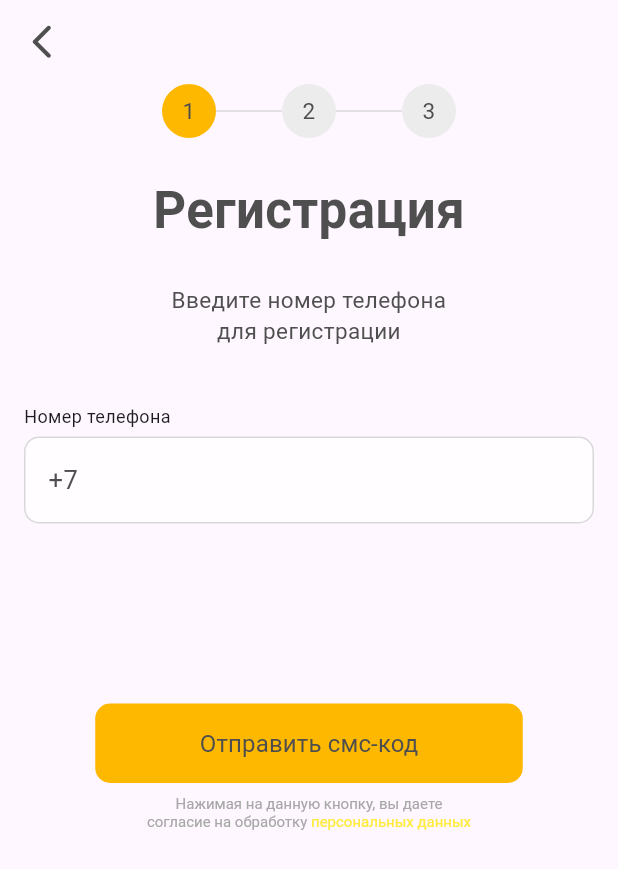
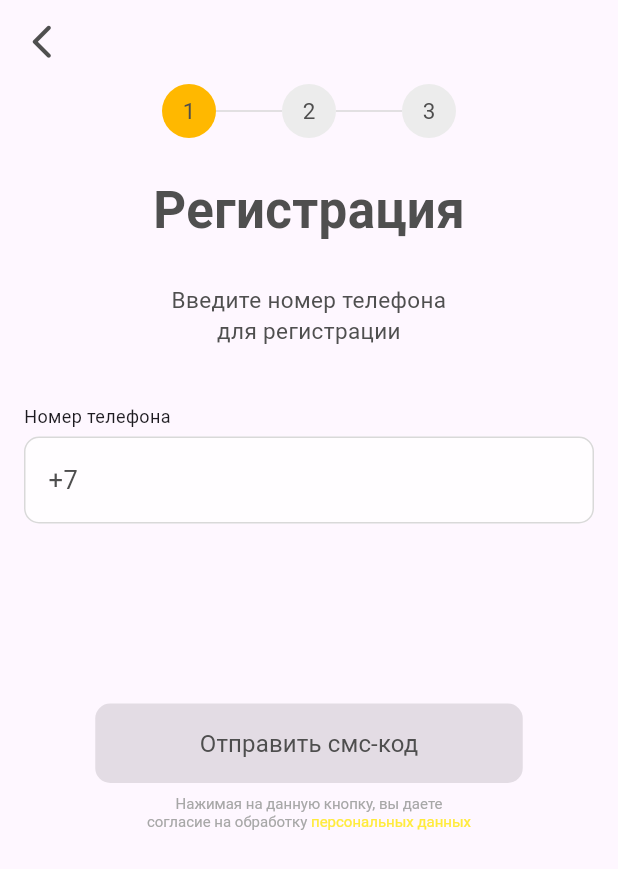
Before and after one commit to Oumllack/Flutter_registration, a Flutter app: the screen it shows after launch, on a phone screen of 412 x 824 dp. Shown: the top 869 px of the screen. Run offline on Flutter 3.47's test engine with Material 3 defaults, Android fonts, the phone set to English and light mode, and no system bars; our stand-ins replace mask_text_input_formatter, pin_code_fields.

Commit message:
fixed all

```diff
--- a/lib/assets/colors.dart
+++ b/lib/assets/colors.dart
@@ -2,4 +2,6 @@ import 'package:flutter/material.dart';
 
 abstract class AppColors {
   static const grey_1 = Color(0xFF4F4F4F);
+  static const yellow = Color(0xFFFFB800);
+  static const lightGrey = Color(0xFFECECEC);
 }
--- a/lib/main.dart
+++ b/lib/main.dart
@@ -1,5 +1,6 @@
 import 'package:flutter/material.dart';
-import 'pages/home_page.dart';
+import 'package:test_pt/assets/colors.dart';
+import 'package:test_pt/ui/pages/home_page/create_account_page.dart';
 
 void main() {
   runApp(const MyApp());
@@ -10,10 +11,32 @@ class MyApp extends StatelessWidget {
 
   @override
   Widget build(BuildContext context) {
-    return const MaterialApp(
+    return MaterialApp(
       debugShowCheckedModeBanner: false,
       title: 'Test App',
-      home: HomePage(),
+      theme: ThemeData(
+        inputDecorationTheme: InputDecorationTheme(
+          enabledBorder: OutlineInputBorder(
+            borderRadius: BorderRadius.circular(10.0),
+            borderSide: const BorderSide(color: Color(0xFFD9D9D9)),
+          ),
+          focusedBorder: OutlineInputBorder(
+            borderRadius: BorderRadius.circular(10.0),
+            borderSide: const BorderSide(
+              color: AppColors.yellow,
+              width: 1,
+            ),
+          ),
+          hintStyle: const TextStyle(
+            color: Color(0xFF4E4E4E),
+            fontSize: 17,
+            fontWeight: FontWeight.w400,
+          ),
+          fillColor: Colors.white70,
+          filled: true,
+        ),
+      ),
+      home: const CreateAccountPage(),
     );
   }
 }
--- a/lib/pages/home_page.dart
+++ /dev/null
@@ -1,285 +0,0 @@
-import 'package:flutter/material.dart';
-import '../assets/colors.dart';
-import 'confirmation_page.dart';
-import 'package:flutter_multi_formatter/flutter_multi_formatter.dart';
-
-class HomePage extends StatefulWidget {
-  const HomePage({super.key});
-
-  @override
-  State<HomePage> createState() => _HomePageState();
-}
-
-class _HomePageState extends State<HomePage> {
-  bool isButtonActive = true;
-  late TextEditingController controller;
-
-  @override
-  void initState() {
-    super.initState();
-
-    controller = TextEditingController();
-    controller.addListener(() {
-      final isButtonActive = controller.text.isNotEmpty;
-      setState(() => this.isButtonActive = isButtonActive);
-    });
-  }
-
-  @override
-  void dispose() {
-    controller.dispose();
-
-    super.dispose();
-  }
-
-  @override
-  Widget build(BuildContext context) {
-    return Scaffold(
-      resizeToAvoidBottomInset: false,
-      appBar: AppBar(
-        elevation: 0,
-        leading: IconButton(
-          icon: Icon(
-            Icons.arrow_back_ios_new_rounded,
-            color: AppColors.grey_1,
-            size: 27,
-          ),
-          onPressed: null,
-        ),
-        backgroundColor: Colors.white.withOpacity(0),
-      ),
-      body: Center(
-        child: Padding(
-          padding: EdgeInsets.symmetric(horizontal: 16),
-          child: Column(
-            children: [
-              Row(
-                mainAxisAlignment: MainAxisAlignment.center,
-                children: [
-                  Container(
-                    height: 36,
-                    width: 36,
-                    child: Align(
-                      alignment: Alignment.center,
-                      child: Text(
-                        '1',
-                        textAlign: TextAlign.center,
-                        style: TextStyle(
-                          color: Color(0xFF4E4E4E),
-                          fontSize: 15,
-                          fontWeight: FontWeight.w400,
-                        ),
-                      ),
-                    ),
-                    decoration: BoxDecoration(
-                      boxShadow: [
-                        BoxShadow(
-                          color: Color(0xFFFFB800),
-                        ),
-                      ],
-                      borderRadius: BorderRadius.all(
-                        Radius.circular(36),
-                      ),
-                    ),
-                  ),
-                  SizedBox(
-                    width: 44,
-                    child: Container(
-                      height: 1,
-                      color: Color(0xFFD9D9D9),
-                    ),
-                  ),
-                  Container(
-                    height: 36,
-                    width: 36,
-                    child: Align(
-                      alignment: Alignment.center,
-                      child: Text(
-                        '2',
-                        textAlign: TextAlign.center,
-                        style: TextStyle(
-                          color: Color(0xFF4E4E4E),
-                          fontSize: 15,
-                          fontWeight: FontWeight.w400,
-                        ),
-                      ),
-                    ),
-                    decoration: BoxDecoration(
-                      boxShadow: [
-                        BoxShadow(
-                          color: Color(0xFFECECEC),
-                        ),
-                      ],
-                      borderRadius: BorderRadius.all(
-                        Radius.circular(36),
-                      ),
-                    ),
-                  ),
-                  SizedBox(
-                    width: 44,
-                    child: Container(
-                      height: 1,
-                      color: Color(0xFFD9D9D9),
-                    ),
-                  ),
-                  Container(
-                    height: 36,
-                    width: 36,
-                    child: Align(
-                      alignment: Alignment.center,
-                      child: Text(
-                        '3',
-                        textAlign: TextAlign.center,
-                        style: TextStyle(
-                          color: Color(0xFF4E4E4E),
-                          fontSize: 15,
-                          fontWeight: FontWeight.w400,
-                        ),
-                      ),
-                    ),
-                    decoration: BoxDecoration(
-                      boxShadow: [
-                        BoxShadow(
-                          color: Color(0xFFECECEC),
-                        ),
-                      ],
-                      borderRadius: BorderRadius.all(
-                        Radius.circular(36),
-                      ),
-                    ),
-                  ),
-                ],
-              ),
-              SizedBox(
-                height: 24,
-              ),
-              Text(
-                'Регистрация',
-                style: TextStyle(
-                  fontSize: 34,
-                  fontWeight: FontWeight.w700,
-                  color: AppColors.grey_1,
-                ),
-              ),
-              SizedBox(
-                height: 24,
-              ),
-              SizedBox(
-                width: 200,
-                child: Text(
-                  'Введите номер телефона для регистрации',
-                  textAlign: TextAlign.center,
-                  style: TextStyle(
-                    fontSize: 15,
-                    fontWeight: FontWeight.w400,
-                    color: AppColors.grey_1,
-                  ),
-                ),
-              ),
-              SizedBox(
-                height: 38,
-              ),
-              Align(
-                alignment: Alignment.centerLeft,
-                child: Text(
-                  'Номер телефона',
-                  textAlign: TextAlign.left,
-                  style: TextStyle(
-                    fontSize: 12,
-                    fontWeight: FontWeight.w400,
-                  ),
-                ),
-              ),
-              SizedBox(
-                height: 5,
-              ),
-              TextField(
-                decoration: InputDecoration(
-                  enabledBorder: OutlineInputBorder(
-                    borderRadius: BorderRadius.circular(10.0),
-                    borderSide: BorderSide(
-                      color: Color(0xFFD9D9D9),
-                    ),
-                  ),
-                  focusedBorder: OutlineInputBorder(
-                    borderRadius: BorderRadius.circular(10.0),
-                    borderSide: BorderSide(
-                      color: Color(0xFFFFB800),
-                      width: 1,
-                    ),
-                  ),
-                  filled: true,
-                  hintStyle: TextStyle(
-                      color: Color(0xFF4E4E4E),
-                      fontSize: 17,
-                      fontWeight: FontWeight.w400),
-                  hintText: "+7",
-                  fillColor: Colors.white70,
-                ),
-                controller: controller,
-                keyboardType: TextInputType.number,
-                inputFormatters: [MaskedInputFormatter('+7(###) ###-##-##')],
-              ),
-              SizedBox(
-                height: 120,
-              ),
-              ElevatedButton(
-                onPressed: isButtonActive
-                    ? () {
-                        setState(() => isButtonActive = false);
-                        Navigator.push(
-                          context,
-                          MaterialPageRoute(
-                            builder: (context) => ConfirmtaionPage(),
-                          ),
-                        );
-                      }
-                    : null,
-                child: Text(
-                  'Отправить смс-код',
-                  style: TextStyle(
-                      color: Color(0xFF4E4E4E),
-                      fontSize: 16,
-                      fontWeight: FontWeight.w400),
-                ),
-                style: ElevatedButton.styleFrom(
-                  primary: Color(0xFFFFB800),
-                  shadowColor: Colors.black,
-                  elevation: 0,
-                  shape: RoundedRectangleBorder(
-                    borderRadius: BorderRadius.circular(10),
-                  ),
-                  minimumSize: Size(285, 53),
-                ),
-              ),
-              SizedBox(
-                height: 8,
-              ),
-              SizedBox(
-                width: 220,
-                child: RichText(
-                  text: TextSpan(
-                    text:
-                        "Нажимая на данную кнопку, вы даете согласие на обработку ",
-                    style: TextStyle(
-                      fontSize: 10,
-                      fontWeight: FontWeight.w400,
-                      color: Color(0xFFA7A7A7),
-                    ),
-                    children: <TextSpan>[
-                      TextSpan(
-                        text: 'персональных данных',
-                        style: TextStyle(color: Colors.yellow),
-                      ),
-                    ],
-                  ),
-                  textAlign: TextAlign.center,
-                ),
-              ),
-            ],
-          ),
-        ),
-      ),
-    );
-  }
-}
--- a/lib/pages/confirmation_page.dart
+++ b/lib/ui/pages/confirmation_page.dart
@@ -1,19 +1,24 @@
+import 'dart:async';
+
+import 'package:flutter/cupertino.dart';
 import 'package:flutter/material.dart';
-import 'package:test_pt/main.dart';
-import '../assets/colors.dart';
-import 'package:flutter/services.dart';
 import 'package:pin_code_fields/pin_code_fields.dart';
+import 'package:test_pt/assets/colors.dart';
 import 'my_projects.dart';
-import 'my_account.dart';
 
-class ConfirmtaionPage extends StatefulWidget {
-  const ConfirmtaionPage({super.key});
+class ConfirmationPage extends StatefulWidget {
+  const ConfirmationPage({
+    super.key,
+    required this.phoneNumber,
+  });
+
+  final String phoneNumber;
 
   @override
-  State<ConfirmtaionPage> createState() => _ConfirmationPageState();
+  State<ConfirmationPage> createState() => _ConfirmationPageState();
 }
 
-class _ConfirmationPageState extends State<ConfirmtaionPage> {
+class _ConfirmationPageState extends State<ConfirmationPage> {
   late TextEditingController controller;
 
   final String requiredNumber = '12345';
@@ -21,7 +26,6 @@ class _ConfirmationPageState extends State<ConfirmtaionPage> {
   @override
   void initState() {
     super.initState();
-
     controller = TextEditingController();
   }
 
@@ -31,7 +35,7 @@ class _ConfirmationPageState extends State<ConfirmtaionPage> {
       resizeToAvoidBottomInset: false,
       appBar: AppBar(
         elevation: 0,
-        leading: IconButton(
+        leading: const IconButton(
           icon: Icon(
             Icons.arrow_back_ios_new_rounded,
             color: AppColors.grey_1,
@@ -151,9 +155,7 @@ class _ConfirmationPageState extends State<ConfirmtaionPage> {
                   ),
                 ],
               ),
-              SizedBox(
-                height: 24,
-              ),
+              const SizedBox(height: 24),
               Text(
                 'Подтверждение',
                 style: TextStyle(
@@ -162,13 +164,11 @@ class _ConfirmationPageState extends State<ConfirmtaionPage> {
                   color: AppColors.grey_1,
                 ),
               ),
-              SizedBox(
-                height: 24,
-              ),
+              const SizedBox(height: 24),
               SizedBox(
                 width: 295,
                 child: Text(
-                  'Введите код, который мы отправили в SMS на +7(966) 666 66 66',
+                  'Введите код, который мы отправили в SMS на ${widget.phoneNumber}',
                   textAlign: TextAlign.center,
                   style: TextStyle(
                     fontSize: 15,
@@ -177,13 +177,10 @@ class _ConfirmationPageState extends State<ConfirmtaionPage> {
                   ),
                 ),
               ),
-              SizedBox(
-                height: 38,
-              ),
-              SizedBox(
-                height: 5,
-              ),
-              PinCodeTextField(
+              const SizedBox(height: 42),
+              Padding(
+                padding: const EdgeInsets.symmetric(horizontal: 55.0),
+                child: PinCodeTextField(
                   appContext: context,
                   length: 5,
                   keyboardType: TextInputType.number,
@@ -208,21 +205,9 @@ class _ConfirmationPageState extends State<ConfirmtaionPage> {
                     }
                   },
                 ),
-              SizedBox(
-                height: 62,
               ),
-              SizedBox(
-                width: 250,
-                child: Text(
-                  '60 сек до повтора отправки кода',
-                  textAlign: TextAlign.center,
-                  style: TextStyle(
-                    fontSize: 15,
-                    fontWeight: FontWeight.w400,
-                    color: AppColors.grey_1,
-                  ),
-                ),
-              ),
+              const SizedBox(height: 62),
+              const _SendCodeTimer(),
             ],
           ),
         ),
@@ -230,3 +215,66 @@ class _ConfirmationPageState extends State<ConfirmtaionPage> {
     );
   }
 }
+
+class _SendCodeTimer extends StatefulWidget {
+  const _SendCodeTimer({super.key});
+
+  @override
+  State<_SendCodeTimer> createState() => _SendCodeTimerState();
+}
+
+class _SendCodeTimerState extends State<_SendCodeTimer> {
+  Timer? _timer;
+  int remainingTime = 60;
+
+  @override
+  void initState() {
+    super.initState();
+    startTimer();
+  }
+
+  @override
+  void dispose() {
+    _timer?.cancel();
+    super.dispose();
+  }
+
+  void startTimer() {
+    _timer ??= Timer.periodic(
+      const Duration(seconds: 1),
+      (timer) {
+        setState(() {
+          remainingTime--;
+        });
+        if (remainingTime == 0) {
+          timer.cancel();
+          _timer = null;
+        }
+      },
+    );
+  }
+
+  @override
+  Widget build(BuildContext context) {
+    return remainingTime == 0
+        ? CupertinoButton(
+            child: const Text('Отправить код еще раз'),
+            onPressed: () {
+              remainingTime = 60;
+              startTimer();
+            },
+          )
+        : SizedBox(
+            width: 250,
+            child: Text(
+              '$remainingTime сек до повтора отправки кода',
+              textAlign: TextAlign.center,
+              style: const TextStyle(
+                fontSize: 15,
+                fontWeight: FontWeight.w400,
+                color: AppColors.grey_1,
+              ),
+            ),
+          );
+  }
+}
--- /dev/null
+++ b/lib/ui/pages/home_page/create_account_page.dart
@@ -0,0 +1,81 @@
+import 'package:flutter/material.dart';
+import 'package:mask_text_input_formatter/mask_text_input_formatter.dart';
+import 'package:test_pt/assets/colors.dart';
+import 'package:test_pt/ui/pages/home_page/widgets/registration_body.dart';
+import 'package:test_pt/ui/widgets/setps_widget.dart';
+import '../confirmation_page.dart';
+
+class CreateAccountPage extends StatefulWidget {
+  const CreateAccountPage({super.key});
+
+  @override
+  State<CreateAccountPage> createState() => _CreateAccountPageState();
+}
+
+class _CreateAccountPageState extends State<CreateAccountPage> {
+  bool isButtonActive = false;
+  int currentStep = 0;
+
+  final mask = MaskTextInputFormatter(
+    mask: '+7 (###) ###-##-##',
+    filter: {"#": RegExp(r'[0-9]')},
+  );
+
+  @override
+  void initState() {
+    super.initState();
+  }
+
+  @override
+  Widget build(BuildContext context) {
+    return Scaffold(
+      resizeToAvoidBottomInset: false,
+      appBar: AppBar(
+        elevation: 0,
+        leading: const IconButton(
+          icon: Icon(
+            Icons.arrow_back_ios_new_rounded,
+            color: AppColors.grey_1,
+            size: 27,
+          ),
+          onPressed: null,
+        ),
+        backgroundColor: Colors.white.withOpacity(0),
+      ),
+      body: Center(
+        child: Padding(
+          padding: const EdgeInsets.symmetric(horizontal: 16),
+          child: Column(
+            children: [
+              const StepsRow(),
+              const SizedBox(height: 24),
+              RegistrationBody(
+                onSMSButtonPressed: isButtonActive
+                    ? () {
+                        Navigator.push(
+                          context,
+                          MaterialPageRoute(
+                            builder: (context) => ConfirmationPage(
+                              phoneNumber: mask.getMaskedText(),
+                            ),
+                          ),
+                        );
+                      }
+                    : null,
+                onChanged: (value) {
+                  bool activateButton = mask.getUnmaskedText().length > 9;
+                  if (activateButton != isButtonActive) {
+                    setState(() {
+                      isButtonActive = activateButton;
+                    });
+                  }
+                },
+                mask: mask,
+              )
+            ],
+          ),
+        ),
+      ),
+    );
+  }
+}
--- /dev/null
+++ b/lib/ui/pages/home_page/widgets/registration_body.dart
@@ -0,0 +1,128 @@
+import 'package:flutter/material.dart';
+import 'package:mask_text_input_formatter/mask_text_input_formatter.dart';
+import 'package:test_pt/assets/colors.dart';
+
+class RegistrationBody extends StatelessWidget {
+  const RegistrationBody({
+    super.key,
+    this.onChanged,
+    this.onSMSButtonPressed,
+    required this.mask,
+  });
+
+  final ValueChanged<String>? onChanged;
+  final VoidCallback? onSMSButtonPressed;
+  final MaskTextInputFormatter mask;
+
+  @override
+  Widget build(BuildContext context) {
+    return Column(
+      children: [
+        const Text(
+          'Регистрация',
+          style: TextStyle(
+            fontSize: 34,
+            fontWeight: FontWeight.w700,
+            color: AppColors.grey_1,
+          ),
+        ),
+        const SizedBox(height: 24),
+        const SizedBox(
+          width: 200,
+          child: Text(
+            'Введите номер телефона для регистрации',
+            textAlign: TextAlign.center,
+            style: TextStyle(
+              fontSize: 15,
+              fontWeight: FontWeight.w400,
+              color: AppColors.grey_1,
+            ),
+          ),
+        ),
+        const SizedBox(height: 38),
+        const Align(
+          alignment: Alignment.centerLeft,
+          child: Text(
+            'Номер телефона',
+            textAlign: TextAlign.left,
+            style: TextStyle(
+              fontSize: 12,
+              fontWeight: FontWeight.w400,
+            ),
+          ),
+        ),
+        const SizedBox(height: 5),
+        TextField(
+          decoration: const InputDecoration(hintText: "+7"),
+          onChanged: onChanged,
+          keyboardType: TextInputType.number,
+          inputFormatters: [mask],
+        ),
+        const SizedBox(height: 120),
+        _SmsButton(onPressed: onSMSButtonPressed),
+        const SizedBox(height: 8),
+        const _AcceptTermsText(),
+      ],
+    );
+  }
+}
+
+class _SmsButton extends StatelessWidget {
+  const _SmsButton({
+    super.key,
+    required this.onPressed,
+  });
+
+  final VoidCallback? onPressed;
+
+  @override
+  Widget build(BuildContext context) {
+    return ElevatedButton(
+      onPressed: onPressed,
+      style: ElevatedButton.styleFrom(
+        primary: AppColors.yellow,
+        shadowColor: Colors.black,
+        elevation: 0,
+        shape: RoundedRectangleBorder(
+          borderRadius: BorderRadius.circular(10),
+        ),
+        minimumSize: const Size(285, 53),
+      ),
+      child: const Text(
+        'Отправить смс-код',
+        style: TextStyle(
+            color: Color(0xFF4E4E4E),
+            fontSize: 16,
+            fontWeight: FontWeight.w400),
+      ),
+    );
+  }
+}
+
+class _AcceptTermsText extends StatelessWidget {
+  const _AcceptTermsText();
+
+  @override
+  Widget build(BuildContext context) {
+    return SizedBox(
+      width: 220,
+      child: RichText(
+        text: const TextSpan(
+          text: "Нажимая на данную кнопку, вы даете согласие на обработку ",
+          style: TextStyle(
+            fontSize: 10,
+            fontWeight: FontWeight.w400,
+            color: Color(0xFFA7A7A7),
+          ),
+          children: <TextSpan>[
+            TextSpan(
+              text: 'персональных данных',
+              style: TextStyle(color: Colors.yellow),
+            ),
+          ],
+        ),
+        textAlign: TextAlign.center,
+      ),
+    );
+  }
+}
--- a/lib/pages/my_account.dart
+++ b/lib/ui/pages/my_account.dart
@@ -1,5 +1,4 @@
 import 'package:flutter/material.dart';
-import '../assets/colors.dart';
 
 class MyAccount extends StatefulWidget {
   const MyAccount({super.key});
--- a/lib/pages/my_plans.dart
+++ b/lib/ui/pages/my_plans.dart
@@ -1,5 +1,4 @@
 import 'package:flutter/material.dart';
-import '../assets/colors.dart';
 
 class MyPlans extends StatefulWidget {
   const MyPlans({super.key});
--- a/lib/pages/my_projects.dart
+++ b/lib/ui/pages/my_projects.dart
@@ -1,5 +1,5 @@
 import 'package:flutter/material.dart';
-import '../assets/colors.dart';
+import 'package:test_pt/assets/colors.dart';
 import 'my_account.dart';
 import 'my_plans.dart';
 
--- /dev/null
+++ b/lib/ui/widgets/setps_widget.dart
@@ -0,0 +1,60 @@
+import 'package:flutter/cupertino.dart';
+import 'package:test_pt/assets/colors.dart';
+
+final divider = SizedBox(
+  width: 44,
+  child: Container(
+    height: 1,
+    color: const Color(0xFFD9D9D9),
+  ),
+);
+
+class StepsRow extends StatelessWidget {
+  const StepsRow({super.key});
+
+  @override
+  Widget build(BuildContext context) {
+    return Row(
+      mainAxisAlignment: MainAxisAlignment.center,
+      children: [
+        const _StepCount(value: '1', isActive: true),
+        divider,
+        const _StepCount(value: '2'),
+        divider,
+        const _StepCount(value: '3'),
+      ],
+    );
+  }
+}
+
+class _StepCount extends StatelessWidget {
+  const _StepCount({
+    super.key,
+    required this.value,
+    this.isActive = false,
+  });
+
+  final String value;
+  final bool isActive;
+
+  @override
+  Widget build(BuildContext context) {
+    return Container(
+      height: 36,
+      width: 36,
+      alignment: Alignment.center,
+      decoration: BoxDecoration(
+        color: isActive ? AppColors.yellow : AppColors.lightGrey,
+        shape: BoxShape.circle,
+      ),
+      child: Text(
+        value,
+        style: const TextStyle(
+          color: Color(0xFF4E4E4E),
+          fontSize: 15,
+          fontWeight: FontWeight.w400,
+        ),
+      ),
+    );
+  }
+}
--- a/pubspec.yaml
+++ b/pubspec.yaml
@@ -35,7 +35,7 @@ dependencies:
   # Use with the CupertinoIcons class for iOS style icons.
   cupertino_icons: ^1.0.2
   pin_code_fields: ^8.0.1
-  flutter_multi_formatter: ^2.12.4
+  mask_text_input_formatter: ^2.8.0
 
 dev_dependencies:
   flutter_test:
```
Also changed, not shown: pubspec.lock. Lines whose indentation alone changed are shown as unchanged.
